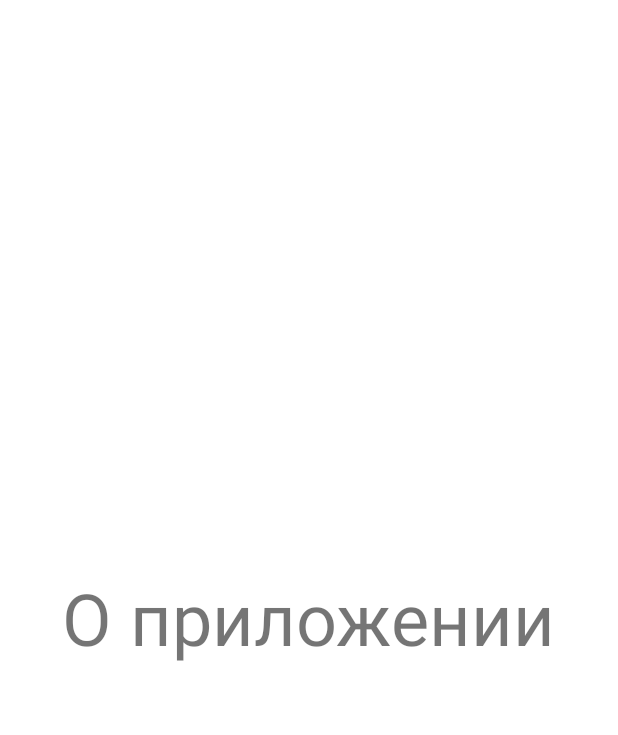
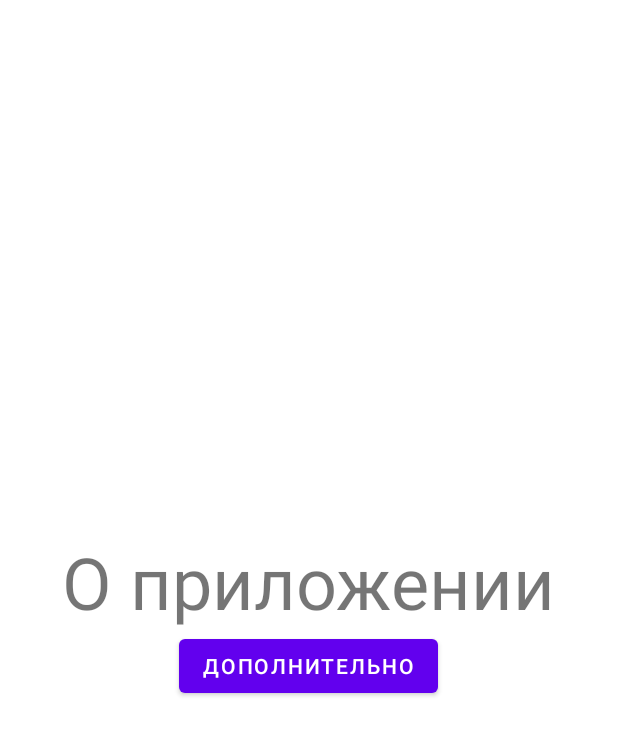
Before and after one commit to amarchenko700/kindFilms, an Android app: the layout fragment_about.xml on its own in the app's theme, with its tools: preview values and no code run, on a phone screen of 412 x 824 dp. Shown: the top 735 px of the screen. Run offline under Robolectric (Android 15) with nearby library versions, the phone set to English and light mode, and no system bars.

```diff
--- a/app/src/main/res/layout/fragment_about.xml
+++ b/app/src/main/res/layout/fragment_about.xml
@@ -11,4 +11,10 @@
         android:text="О приложении"
         android:textSize="48sp"/>
 
+    <Button
+        android:id="@+id/extra_button"
+        android:layout_width="wrap_content"
+        android:layout_height="wrap_content"
+        android:text="Дополнительно"/>
+
 </LinearLayout>
```
Also changed, not shown: app/src/main/java/com/skysoft/kindfilms/ui/bottomNavigationFragments/AboutFragment.kt (+19 -1 lines).
